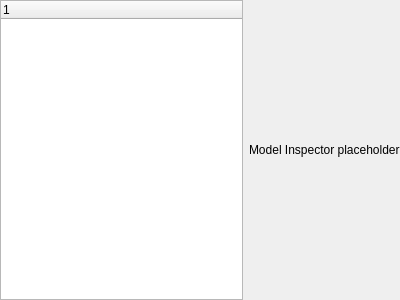
First picture: the form in src/modelinspector/modelinspector.ui, repository GAMS-dev/gams-mii, before the edit.
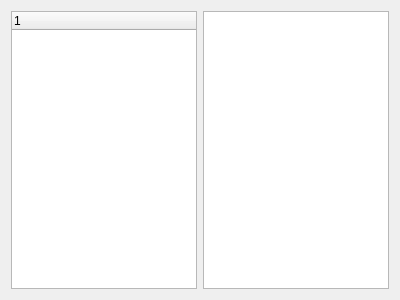
Second picture: the form after the edit.

What changed in the file:
```diff
--- a/src/modelinspector/modelinspector.ui
+++ b/src/modelinspector/modelinspector.ui
@@ -14,18 +14,6 @@
    <string>Form</string>
   </property>
   <layout class="QHBoxLayout" name="horizontalLayout">
-   <property name="leftMargin">
-    <number>0</number>
-   </property>
-   <property name="topMargin">
-    <number>0</number>
-   </property>
-   <property name="rightMargin">
-    <number>0</number>
-   </property>
-   <property name="bottomMargin">
-    <number>0</number>
-   </property>
    <item>
     <widget class="QTreeWidget" name="treeWidget">
      <column>
@@ -36,11 +24,7 @@
     </widget>
    </item>
    <item>
-    <widget class="QLabel" name="label">
-     <property name="text">
-      <string>Model Inspector placeholder</string>
-     </property>
-    </widget>
+    <widget class="QTextEdit" name="textEdit"/>
    </item>
   </layout>
  </widget>
```
